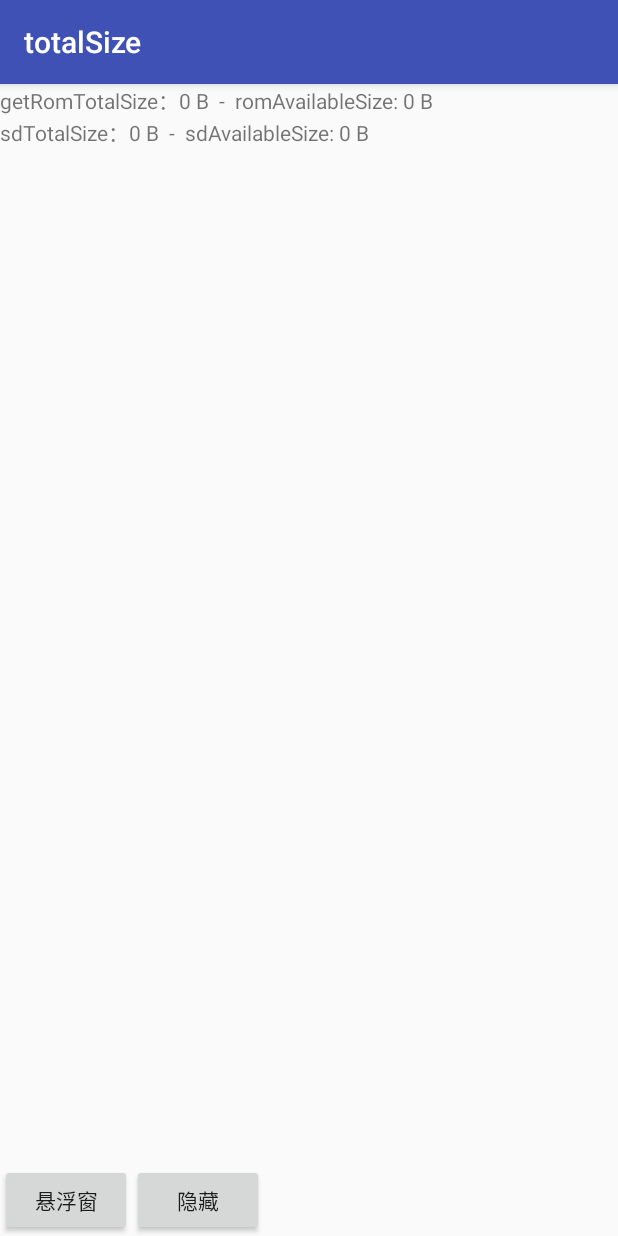
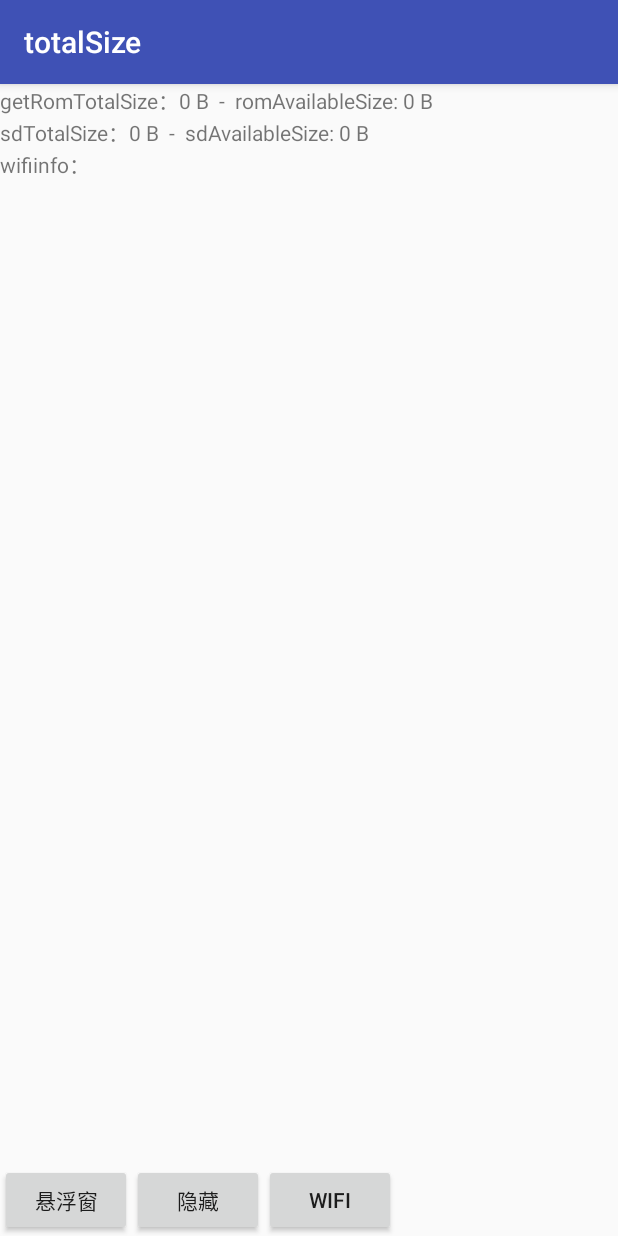
Before and after one commit to repetition/totalSize, an Android app: the screen it shows after launch (MainActivity), on a phone screen of 412 x 824 dp. Run offline under Robolectric (Android 15) with nearby library versions, the phone set to English and light mode, and no system bars.

```diff
--- a/app/build.gradle
+++ b/app/build.gradle
@@ -6,8 +6,8 @@ android {
         applicationId "com.totalsize"
         minSdkVersion 15
         targetSdkVersion 26
-        versionCode 1
-        versionName "1.0"
+        versionCode 2
+        versionName "1.1"
         testInstrumentationRunner "android.support.test.runner.AndroidJUnitRunner"
     }
     buildTypes {
--- a/app/src/main/java/com/totalsize/FloatService.java
+++ b/app/src/main/java/com/totalsize/FloatService.java
@@ -70,7 +70,6 @@ public class FloatService extends Service {
             mSWToggle.setChecked(false);
             mTVWiFiState.setText("已关闭");
         }
-
         mSWToggle.setOnCheckedChangeListener(new CompoundButton.OnCheckedChangeListener() {
             @Override
             public void onCheckedChanged(CompoundButton buttonView, boolean isChecked) {
@@ -109,6 +108,7 @@ public class FloatService extends Service {
                     final String ssid = connectionInfo.getSSID();
                     final String ipAddress = Formatter.formatIpAddress(connectionInfo.getIpAddress());
                     Log.d(TAG,"ipAddress:"+ ipAddress);
+                  //  mWifiManager.startScan();
 
                     if (!ipAddress.equals("0.0.0.0")) {
                         mHandler.post(new Runnable() {
--- a/app/src/main/java/com/totalsize/MainActivity.java
+++ b/app/src/main/java/com/totalsize/MainActivity.java
@@ -3,6 +3,7 @@ package com.totalsize;
 import android.content.Context;
 import android.content.Intent;
 import android.graphics.PixelFormat;
+import android.net.wifi.WifiConfiguration;
 import android.net.wifi.WifiInfo;
 import android.os.Build;
 import android.os.Handler;
@@ -22,6 +23,7 @@ import android.widget.TextView;
 import android.widget.Toast;
 
 
+import java.util.List;
 import java.util.Timer;
 import java.util.TimerTask;
 
@@ -40,6 +42,8 @@ public class MainActivity extends AppCompatActivity implements View.OnClickListe
     private View view;
     private Button mBTRemove;
     private Intent intent;
+    private TextView mTVWifiInfo;
+    private Button mBTWifiInfo;
 
     @Override
     protected void onCreate(Bundle savedInstanceState) {
@@ -49,7 +53,9 @@ public class MainActivity extends AppCompatActivity implements View.OnClickListe
         checkSDSize();
         checkSDSizeTimer();
     }
+
     private void initView() {
+        mWifiManager = WIFIManager.getInstance(MyApplication.getContext());
         mFloatingManager = FloatingManager.getInstance(MainActivity.this);
         mStorageDirectory = findViewById(R.id.StorageDirectory);
         mDataDirectory = findViewById(R.id.DataDirectory);
@@ -57,6 +63,9 @@ public class MainActivity extends AppCompatActivity implements View.OnClickListe
         mBTWindow.setOnClickListener(this);
         mBTRemove = findViewById(R.id.bt_remove);
         mBTRemove.setOnClickListener(this);
+        mTVWifiInfo = findViewById(R.id.tv_wifi_info);
+        mBTWifiInfo = findViewById(R.id.bt_wifiInfo);
+        mBTWifiInfo.setOnClickListener(this);
         intent = new Intent(MainActivity.this, FloatService.class);
         view = FloatingManager.getInstance(this).getView();
     }
@@ -75,6 +84,14 @@ public class MainActivity extends AppCompatActivity implements View.OnClickListe
                 break;
             case R.id.bt_remove:
                 stopService(intent);
+                break;
+
+            case R.id.bt_wifiInfo:
+
+                List<WifiConfiguration> wifiConfigurations = mWifiManager.getWifiConfigurations();
+                for (WifiConfiguration wifiConfiguration : wifiConfigurations) {
+                    mTVWifiInfo.append(wifiConfiguration + toString() + "\n");
+                }
                 break;
         }
     }
--- a/app/src/main/res/layout/activity_main.xml
+++ b/app/src/main/res/layout/activity_main.xml
@@ -1,5 +1,5 @@
 <?xml version="1.0" encoding="utf-8"?>
-<LinearLayout xmlns:android="http://schemas.android.com/apk/res/android"
+<RelativeLayout xmlns:android="http://schemas.android.com/apk/res/android"
     xmlns:tools="http://schemas.android.com/tools"
     android:layout_width="match_parent"
     android:layout_height="match_parent"
@@ -16,11 +16,20 @@
         android:id="@+id/StorageDirectory"
         android:layout_width="wrap_content"
         android:layout_height="wrap_content"
+        android:layout_below="@id/DataDirectory"
         android:text="SD空间：" />
 
-    <LinearLayout
+    <TextView
+        android:id="@+id/tv_wifi_info"
+        android:layout_width="wrap_content"
+        android:layout_height="wrap_content"
+        android:layout_below="@id/StorageDirectory"
+        android:text="wifiinfo：" />
+
+    <RelativeLayout
         android:layout_width="match_parent"
-        android:layout_height="match_parent"
+        android:layout_height="wrap_content"
+        android:layout_alignParentBottom="true"
         android:orientation="horizontal">
 
         <Button
@@ -29,13 +38,23 @@
             android:layout_height="wrap_content"
             android:layout_gravity="bottom"
             android:text="悬浮窗" />
+
         <Button
             android:id="@+id/bt_remove"
             android:layout_width="wrap_content"
             android:layout_height="wrap_content"
             android:layout_gravity="bottom"
+            android:layout_toRightOf="@id/bt_window"
             android:text="隐藏" />
-    </LinearLayout>
+
+        <Button
+            android:id="@+id/bt_wifiInfo"
+            android:layout_width="wrap_content"
+            android:layout_height="wrap_content"
+            android:layout_gravity="bottom"
+            android:layout_toRightOf="@id/bt_remove"
+            android:text="wifi" />
+    </RelativeLayout>
 
 
-</LinearLayout>
+</RelativeLayout>
```
Also changed, not shown: app/src/main/AndroidManifest.xml (+6 -1 lines), app/src/main/java/com/totalsize/WIFIManager.java (+99 -0 lines), 1 other file.
